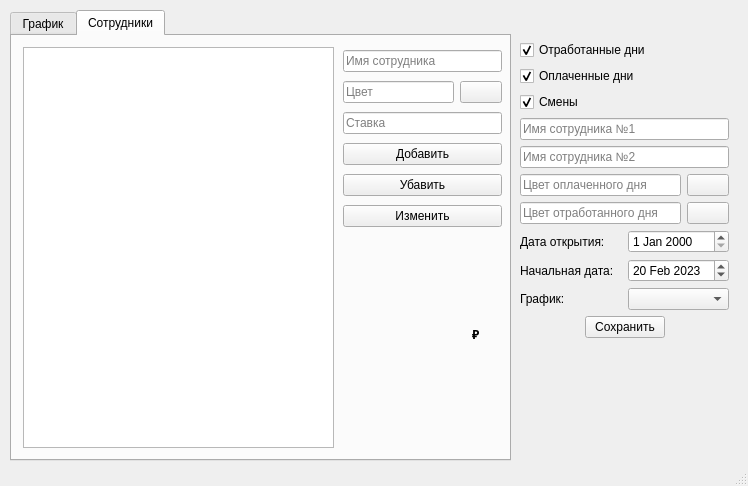
This is mainwindow.ui in The-Zealot/WBScheduleManager as Qt 5 draws it before an edit. The edited form follows.
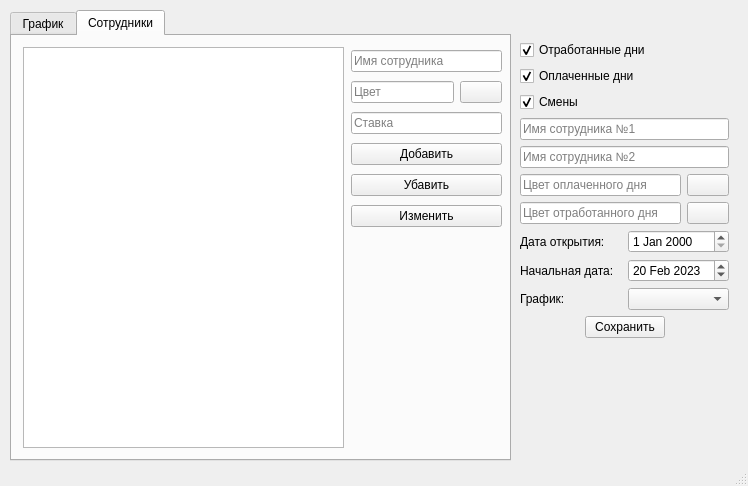
This is the edited form. The open tabs and pages were chosen to show the change. Custom widgets are drawn as their Qt base class.

Commit message: Change few QPushButtons to ColorWidget

Patch:
```diff
--- a/mainwindow.ui
+++ b/mainwindow.ui
@@ -310,30 +310,17 @@
        <rect>
         <x>11</x>
         <y>11</y>
-        <width>311</width>
+        <width>321</width>
         <height>401</height>
        </rect>
       </property>
      </widget>
-     <widget class="QLabel" name="label_2">
-      <property name="geometry">
-       <rect>
-        <x>460</x>
-        <y>290</y>
-        <width>16</width>
-        <height>16</height>
-       </rect>
-      </property>
-      <property name="text">
-       <string>&lt;html&gt;&lt;head/&gt;&lt;body&gt;&lt;p&gt;&lt;span style=&quot; font-weight:600;&quot;&gt;₽&lt;/span&gt;&lt;/p&gt;&lt;/body&gt;&lt;/html&gt;</string>
-      </property>
-     </widget>
      <widget class="QWidget" name="">
       <property name="geometry">
        <rect>
-        <x>331</x>
+        <x>339</x>
         <y>11</y>
-        <width>159</width>
+        <width>151</width>
         <height>185</height>
        </rect>
       </property>
```
Left out of the diff: 10 changed lines with no effect on the pictures.
